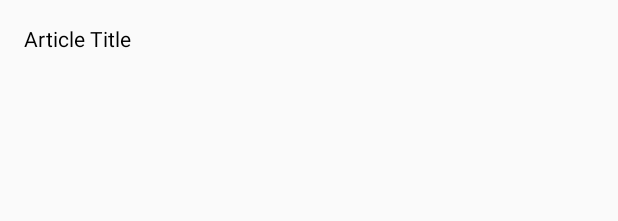
After one commit to dave45678/dnd-headlines, an Android app: the layout list_item.xml on its own in the app's theme, with its tools: preview values and no code run, on a phone screen of 412 x 824 dp. The commit adds this screen. Shown: the top 221 px of the screen. Run offline under Robolectric (Android 15) with nearby library versions, the phone set to English and light mode, and no system bars.

Commit message:
Reconfigure and create custom adapter for the list of articles

```diff
--- a/app/src/main/java/com/davenotdavid/dndnews/QueryUtils.java
+++ b/app/src/main/java/com/davenotdavid/dndnews/QueryUtils.java
@@ -150,6 +150,8 @@ public class QueryUtils {
                 JSONObject currentArticle = articleArray.getJSONObject(i);
 
                 // Extracts values for the following keys that are assisted with try/catch blocks.
+                // Only the top 10 articles are retrieved from the server, so it's essential that
+                // each of these gets added to the list despite some of its attributes being null.
                 String title;
                 try {
                     title = currentArticle.getString("title");
--- /dev/null
+++ b/app/src/main/res/layout/list_item.xml
@@ -0,0 +1,17 @@
+<?xml version="1.0" encoding="utf-8"?>
+<LinearLayout xmlns:android="http://schemas.android.com/apk/res/android"
+    xmlns:app="http://schemas.android.com/apk/res-auto"
+    xmlns:tools="http://schemas.android.com/tools"
+    android:orientation="horizontal" android:layout_width="match_parent"
+    android:layout_height="match_parent" android:padding="@dimen/activity_padding">
+
+    <TextView
+        android:id="@+id/article_title"
+        android:textColor="@color/colorBlack"
+        android:maxLines="2"
+        android:ellipsize="end"
+        android:layout_width="wrap_content"
+        android:layout_height="wrap_content"
+        tools:text="Article Title"/>
+
+</LinearLayout>
--- a/app/src/main/res/values/colors.xml
+++ b/app/src/main/res/values/colors.xml
@@ -3,4 +3,5 @@
     <color name="colorPrimary">#3F51B5</color>
     <color name="colorPrimaryDark">#303F9F</color>
     <color name="colorAccent">#FF4081</color>
+    <color name="colorBlack">#000000</color>
 </resources>
--- a/app/src/main/res/values/strings.xml
+++ b/app/src/main/res/values/strings.xml
@@ -1,5 +1,6 @@
 <resources>
     <string name="app_name">DND News</string>
+    <string name="void_title">VOID</string>
 
     <!-- News API key. -->
     <string name="news_api_key">c6f9761272e94a7fb5bdc53820093348</string>
```
Also changed, not shown: app/src/main/java/com/davenotdavid/dndnews/ArticleAdapter.java (added, +79 -0 lines), app/src/main/java/com/davenotdavid/dndnews/MainActivity.java (+17 -12 lines), app/src/main/res/values/dimens.xml (added, +28 -0 lines).
